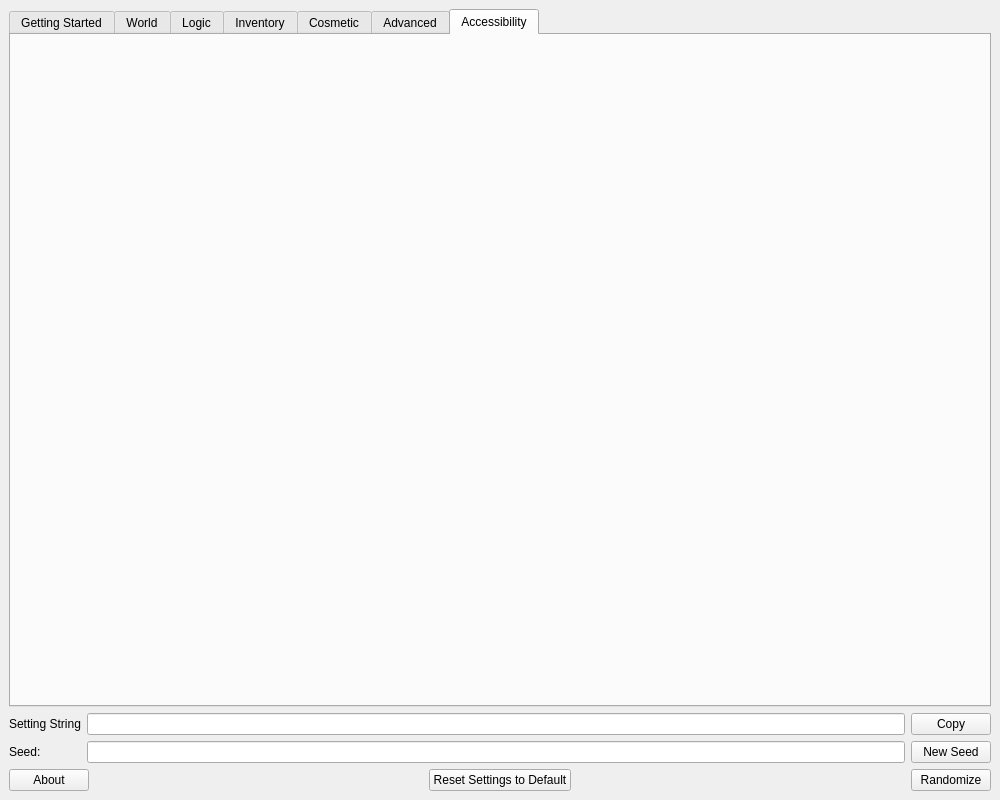
Old version of the form gui/ui/main.ui in the repository mint-choc-chip-skyblade/sshd-rando.
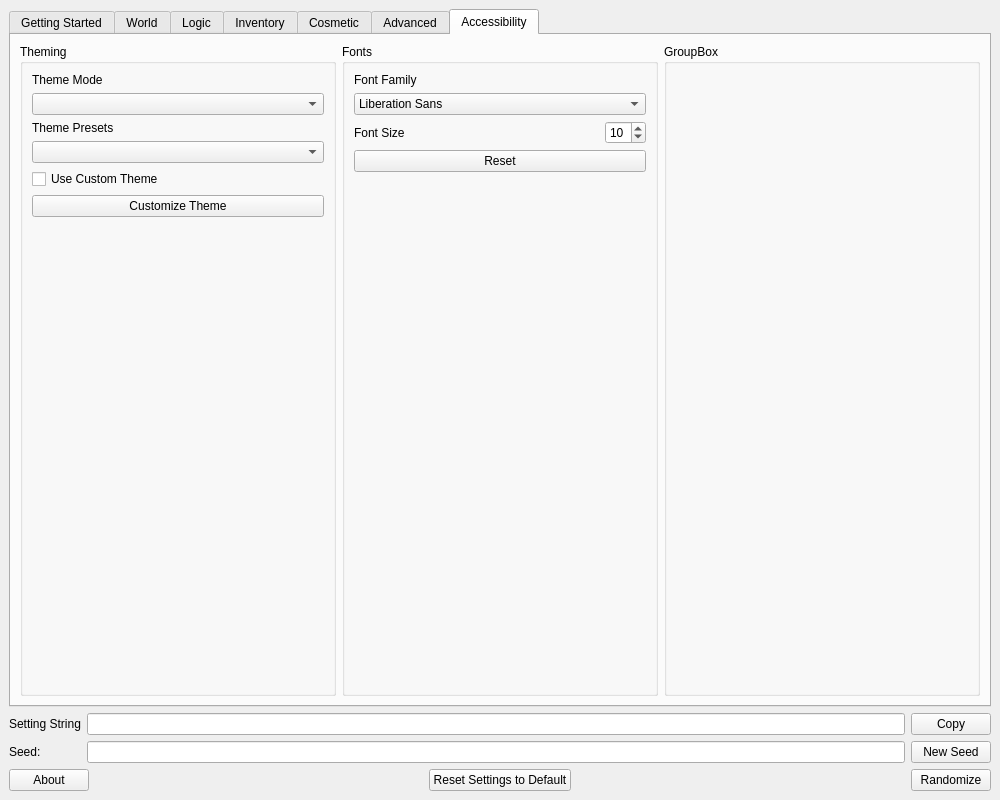
New version of the form. The open tabs and pages were chosen to show the change.

Diff of the .ui file:
```diff
--- a/gui/ui/main.ui
+++ b/gui/ui/main.ui
@@ -872,7 +872,162 @@
        <attribute name="title">
         <string>Accessibility</string>
        </attribute>
-       <layout class="QVBoxLayout" name="verticalLayout_3"/>
+       <layout class="QHBoxLayout" name="horizontalLayout_4">
+        <item>
+         <widget class="QGroupBox" name="theming_group_box">
+          <property name="title">
+           <string>Theming</string>
+          </property>
+          <layout class="QVBoxLayout" name="verticalLayout_3">
+           <item>
+            <widget class="QLabel" name="theme_mode_label">
+             <property name="text">
+              <string>Theme Mode</string>
+             </property>
+            </widget>
+           </item>
+           <item>
+            <widget class="QComboBox" name="theme_mode_combo_box"/>
+           </item>
+           <item>
+            <widget class="QLabel" name="theme_presets_label">
+             <property name="text">
+              <string>Theme Presets</string>
+             </property>
+            </widget>
+           </item>
+           <item>
+            <widget class="QComboBox" name="theme_presets_combo_box"/>
+           </item>
+           <item>
+            <widget class="QCheckBox" name="use_custom_theme_check_box">
+             <property name="text">
+              <string>Use Custom Theme</string>
+             </property>
+            </widget>
+           </item>
+           <item>
+            <widget class="QPushButton" name="customize_theme_button">
+             <property name="text">
+              <string>Customize Theme</string>
+             </property>
+            </widget>
+           </item>
+           <item>
+            <spacer name="theming_vspacer">
+             <property name="orientation">
+              <enum>Qt::Vertical</enum>
+             </property>
+             <property name="sizeHint" stdset="0">
+              <size>
+               <width>20</width>
+               <height>448</height>
+              </size>
+             </property>
+            </spacer>
+           </item>
+          </layout>
+         </widget>
+        </item>
+        <item>
+         <widget class="QGroupBox" name="theming_fonts">
+          <property name="title">
+           <string>Fonts</string>
+          </property>
+          <layout class="QVBoxLayout" name="verticalLayout_12">
+           <item>
+            <widget class="QLabel" name="font_family_label">
+             <property name="text">
+              <string>Font Family</string>
+             </property>
+            </widget>
+           </item>
+           <item>
+            <widget class="QFontComboBox" name="font_family_combo_box">
+             <property name="sizePolicy">
+              <sizepolicy hsizetype="Preferred" vsizetype="Preferred">
+               <horstretch>0</horstretch>
+               <verstretch>0</verstretch>
+              </sizepolicy>
+             </property>
+             <property name="editable">
+              <bool>false</bool>
+             </property>
+             <property name="placeholderText">
+              <string>Select Font Family</string>
+             </property>
+             <property name="fontFilters">
+              <set>QFontComboBox::ScalableFonts</set>
+             </property>
+             <property name="currentFont">
+              <font>
+               <family>Arial</family>
+               <pointsize>10</pointsize>
+              </font>
+             </property>
+            </widget>
+           </item>
+           <item>
+            <layout class="QHBoxLayout" name="font_size_layout">
+             <item>
+              <widget class="QLabel" name="font_size_label">
+               <property name="text">
+                <string>Font Size</string>
+               </property>
+              </widget>
+             </item>
+             <item>
+              <widget class="QSpinBox" name="font_size_spin_box">
+               <property name="sizePolicy">
+                <sizepolicy hsizetype="Maximum" vsizetype="Fixed">
+                 <horstretch>0</horstretch>
+                 <verstretch>0</verstretch>
+                </sizepolicy>
+               </property>
+               <property name="minimum">
+                <number>6</number>
+               </property>
+               <property name="maximum">
+                <number>14</number>
+               </property>
+               <property name="value">
+                <number>10</number>
+               </property>
+              </widget>
+             </item>
+            </layout>
+           </item>
+           <item>
+            <widget class="QPushButton" name="font_reset_button">
+             <property name="text">
+              <string>Reset</string>
+             </property>
+            </widget>
+           </item>
+           <item>
+            <spacer name="fonts_vspacer">
+             <property name="orientation">
+              <enum>Qt::Vertical</enum>
+             </property>
+             <property name="sizeHint" stdset="0">
+              <size>
+               <width>20</width>
+               <height>494</height>
+              </size>
+             </property>
+            </spacer>
+           </item>
+          </layout>
+         </widget>
+        </item>
+        <item>
+         <widget class="QGroupBox" name="groupBox_6">
+          <property name="title">
+           <string>GroupBox</string>
+          </property>
+         </widget>
+        </item>
+       </layout>
       </widget>
      </widget>
     </item>
```
Left out of the diff: 2 changed lines with no effect on the pictures.
